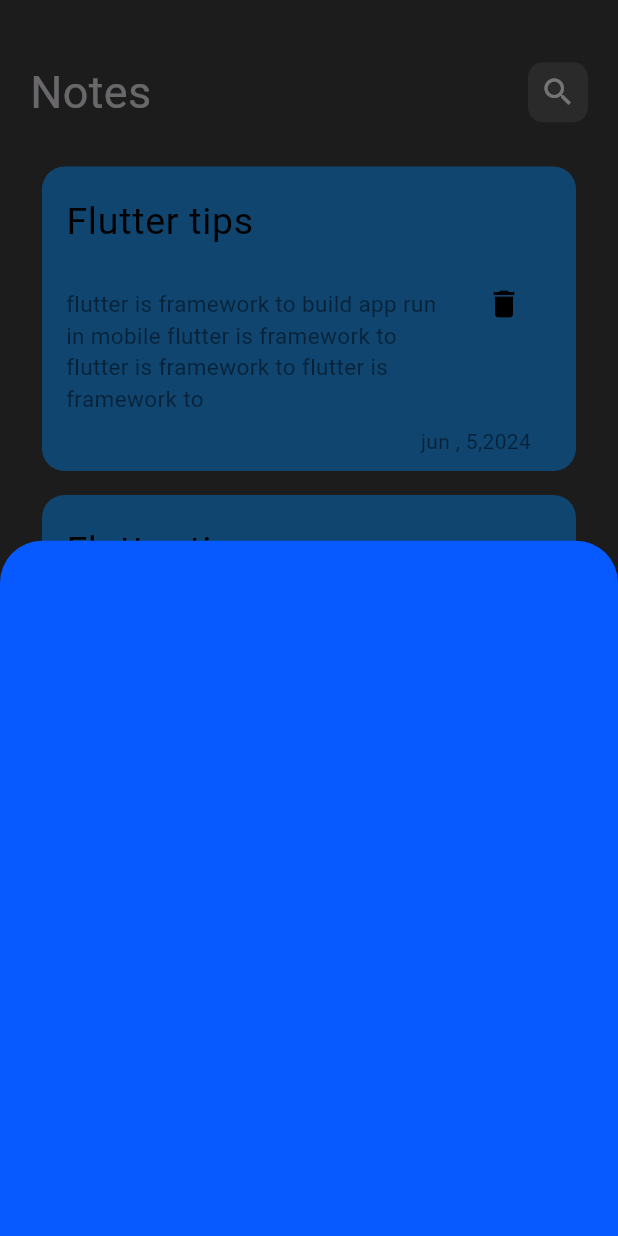
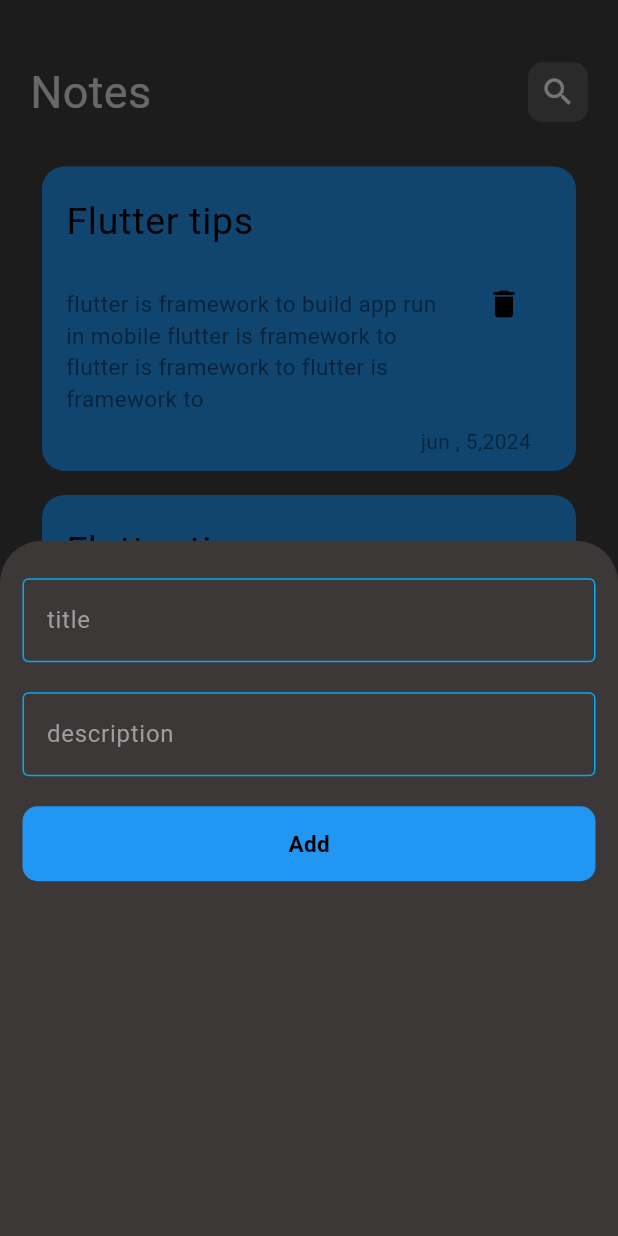
Before and after one commit to Ahmed-Hamouda1/notes_app, a Flutter app: the screen it shows after launch, after a tap on the "add" icon, on a phone screen of 412 x 824 dp. Run offline on Flutter 3.47's test engine with Material 3 defaults, Android fonts, the phone set to English and light mode, and no system bars.

Commit message:
create add note bottom sheet

```diff
--- a/lib/views/add_note_view.dart
+++ b/lib/views/add_note_view.dart
@@ -1,4 +1,6 @@
 import 'package:flutter/material.dart';
+import 'package:notes_app/widgets/custom_button.dart';
+import 'package:notes_app/widgets/custom_text_faild.dart';
 
 class AddNoteView extends StatelessWidget
 {
@@ -7,6 +9,24 @@ class AddNoteView extends StatelessWidget
   @override
   Widget build(BuildContext context)
   {
-    return Container() ;
+    return Padding
+    (
+      padding: const EdgeInsets.all(15),
+      child: Column
+      (
+        children:
+        [
+          CustomTextFaild(hintText: "title", pColor: Colors.lightBlue),
+          CustomTextFaild(hintText: "description", pColor: Colors.lightBlue),
+          CustomButton
+          (
+            title: "Add",
+            color: Colors.blue,
+            titleColor:Colors.black
+          )
+
+        ],
+      ),
+    );
   }
 }
--- a/lib/views/notes_view.dart
+++ b/lib/views/notes_view.dart
@@ -22,7 +22,7 @@ class NotesView extends StatelessWidget
             {
               return  AddNoteView();
             },
-            backgroundColor: const Color.fromARGB(255, 7, 90, 255)
+            backgroundColor: const Color.fromARGB(255, 61, 56, 56)
           );
         },
         child: Icon(Icons.add),
--- a/lib/widgets/custom_button.dart
+++ b/lib/widgets/custom_button.dart
@@ -4,10 +4,16 @@ import 'package:flutter/material.dart';
 class CustomButton extends StatelessWidget
 {
   final String title;
+  final Color color;
+  final Color titleColor;
   CustomButton
   (
     {
-      super.key, required this.title, this.onTap
+      super.key,
+      required this.title,
+      this.onTap,
+      required this.color,
+      required this.titleColor
     }
   );
   VoidCallback? onTap;
@@ -25,14 +31,14 @@ class CustomButton extends StatelessWidget
         alignment: Alignment.center,
         decoration: BoxDecoration
         (
-          color: Colors.white,
+          color: color,
           borderRadius: BorderRadius.circular(10)
         ),
         child:Text
         (
           title,
-          style: const TextStyle(
-              color: Colors.blueGrey,
+          style: TextStyle(
+              color: titleColor,
               fontWeight: FontWeight.bold,
               fontSize: 15),
         ),
```
